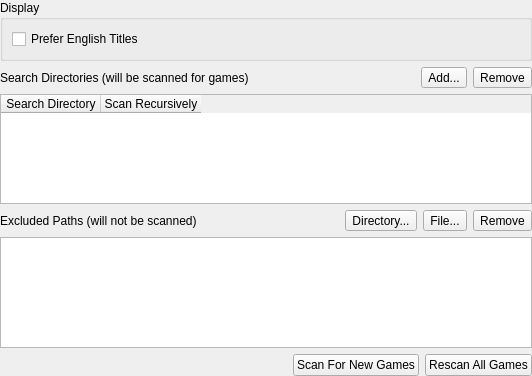
First picture: the form in pcsx2-qt/Settings/GameListSettingsWidget.ui, repository PCSX2/pcsx2, before the edit.
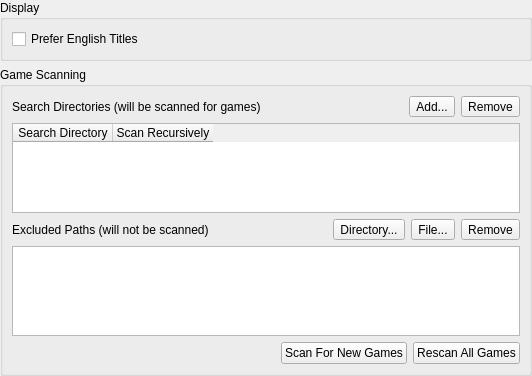
Second picture: the form after the edit. Icons and pictures are not drawn.

Commit message: Qt: Put game scanning config in groupbox

```diff
--- a/pcsx2-qt/Settings/GameListSettingsWidget.ui
+++ b/pcsx2-qt/Settings/GameListSettingsWidget.ui
@@ -40,6 +40,12 @@
     </widget>
    </item>
    <item>
+    <widget class="QGroupBox" name="gameScanningGroup">
+     <property name="title">
+      <string>Game Scanning</string>
+     </property>
+     <layout class="QVBoxLayout" name="gameScanningVBox">
+      <item>
     <layout class="QHBoxLayout" name="horizontalLayout_2">
      <item>
       <widget class="QLabel" name="label">
@@ -254,6 +260,9 @@
       </widget>
      </item>
     </layout>
+      </item>
+     </layout>
+    </widget>
    </item>
   </layout>
  </widget>
```
Lines whose indentation alone changed are shown as unchanged. The commit also changes 2 other files.
